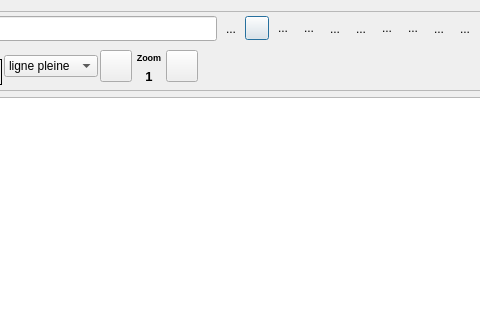
This is dialogs/detail_parcelle.ui in Znephf/libreJardin as Qt 5 draws it before an edit; both pictures show x 282 to 762 and y 0 to 320 of the 930 by 500 pixel window. The edited form follows.
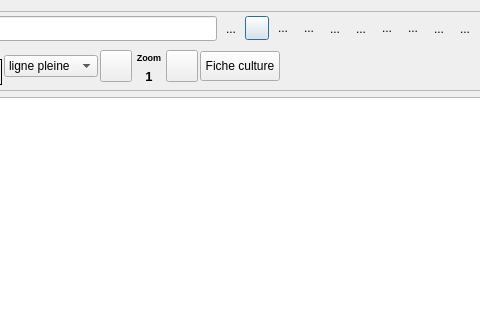
This is the edited form. Icons and pictures are not drawn.

The edit to the form file:
```diff
--- a/dialogs/detail_parcelle.ui
+++ b/dialogs/detail_parcelle.ui
@@ -868,6 +868,32 @@
              </property>
             </widget>
            </item>
+           <item>
+            <widget class="QPushButton" name="pushButton_Affiches_fiche">
+             <property name="maximumSize">
+              <size>
+               <width>16777215</width>
+               <height>30</height>
+              </size>
+             </property>
+             <property name="toolTip">
+              <string>Afficher la fiche culture correspondante à la parcelle</string>
+             </property>
+             <property name="text">
+              <string>Fiche culture</string>
+             </property>
+             <property name="icon">
+              <iconset resource="../openjardin.qrc">
+               <normaloff>:/images/motoculteur.png</normaloff>:/images/motoculteur.png</iconset>
+             </property>
+             <property name="iconSize">
+              <size>
+               <width>20</width>
+               <height>20</height>
+              </size>
+             </property>
+            </widget>
+           </item>
            <item>
             <spacer name="horizontalSpacer_2">
              <property name="orientation">
```
Left out of the diff: 4 changed lines with no effect on the pictures.
